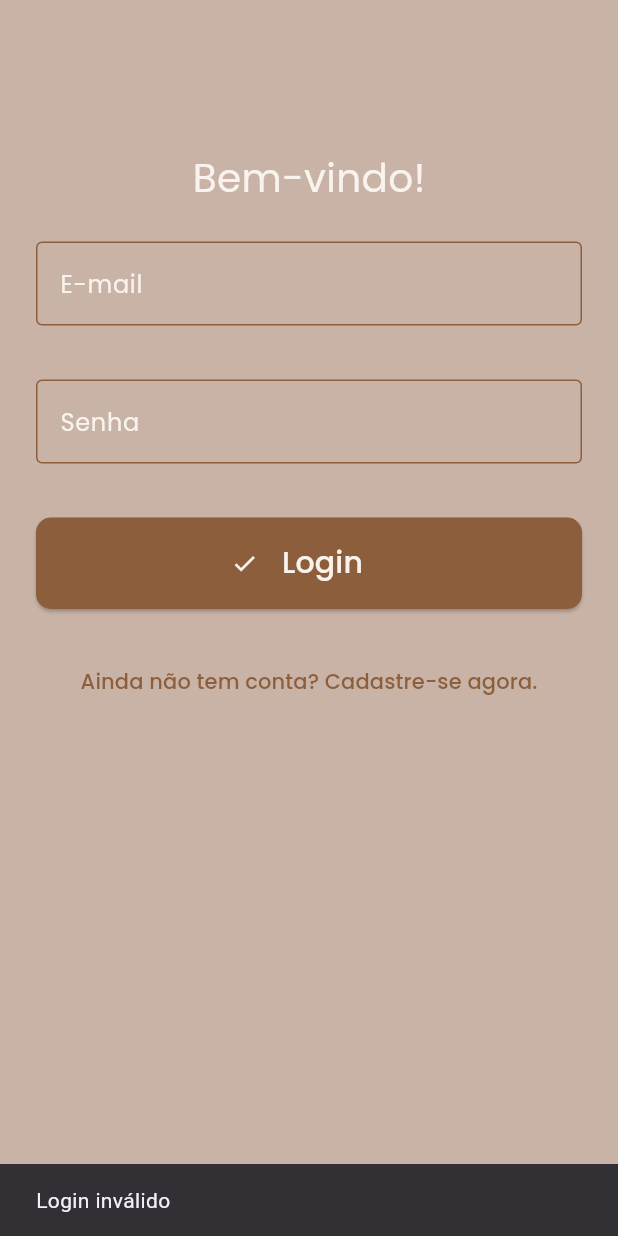
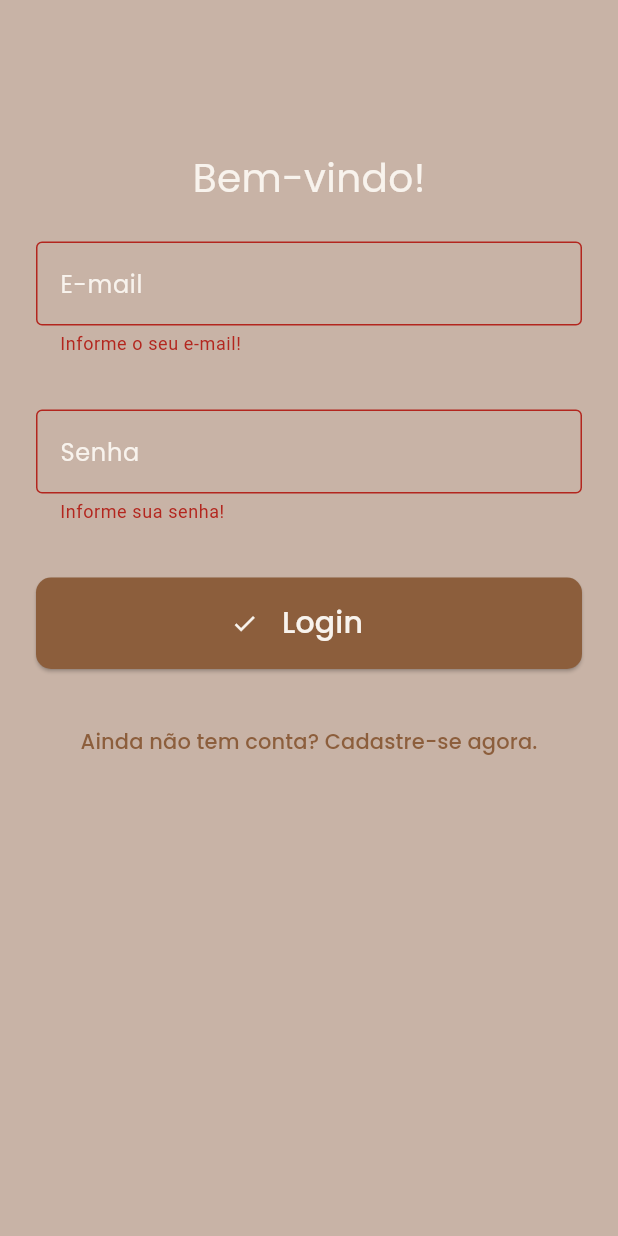
Before and after one commit to otavioms/shop_ar, a Flutter app: the screen it shows after launch, after a tap on "Login", on a phone screen of 412 x 824 dp. Run offline on Flutter 3.47's test engine with Material 3 defaults, Android fonts, the phone set to English and light mode, and no system bars; our stand-ins replace google_fonts; missing offline and left inert: arcore_flutter_plugin.

```diff
--- a/lib/Pages/login_page.dart
+++ b/lib/Pages/login_page.dart
@@ -2,7 +2,7 @@ import 'package:flutter/material.dart';
 import 'package:google_fonts/google_fonts.dart';
 import '../app_colors.dart';
 import '../Controllers/login_controller.dart';
-import 'home_page.dart';
+import 'main_screen.dart'; // Importar a nova tela MainScreen em vez de HomePage
 
 class LoginPage extends StatefulWidget {
   const LoginPage({super.key});
@@ -28,7 +28,7 @@ class _LoginPageState extends State<LoginPage> {
   @override
   Widget build(BuildContext context) {
     return Scaffold(
-      backgroundColor: AppColors.accent, // Cor de fundo (não é roxo)
+      backgroundColor: AppColors.accent,
       body: SingleChildScrollView(
         child: Padding(
           padding: EdgeInsets.only(top: 100.0),
@@ -41,7 +41,7 @@ class _LoginPageState extends State<LoginPage> {
                   titulo,
                   style: GoogleFonts.poppins(
                     fontSize: 26.0,
-                    color: AppColors.background, // Cor de texto
+                    color: AppColors.background,
                   ),
                 ),
                 Padding(
@@ -53,24 +53,22 @@ class _LoginPageState extends State<LoginPage> {
                     decoration: InputDecoration(
                       enabledBorder: OutlineInputBorder(
                         borderSide: BorderSide(
-                          color:
-                              AppColors
-                                  .primary, // Cor desejada para o estado padrão
+                          color: AppColors.primary,
                         ),
                       ),
                       focusedBorder: OutlineInputBorder(
                         borderSide: BorderSide(
                           color: AppColors.primary,
-                        ), // Cor primária
+                        ),
                       ),
                       border: OutlineInputBorder(
                         borderSide: BorderSide(
                           color: AppColors.primary,
-                        ), // Cor primária
+                        ),
                       ),
                       labelText: 'E-mail',
                       labelStyle: GoogleFonts.poppins(
-                        color: AppColors.background, // Cor de texto
+                        color: AppColors.background,
                       ),
                     ),
                     keyboardType: TextInputType.emailAddress,
@@ -95,30 +93,28 @@ class _LoginPageState extends State<LoginPage> {
                     decoration: InputDecoration(
                       enabledBorder: OutlineInputBorder(
                         borderSide: BorderSide(
-                          color:
-                              AppColors
-                                  .primary, // Cor desejada para o estado padrão
+                          color: AppColors.primary,
                         ),
                       ),
                       focusedBorder: OutlineInputBorder(
                         borderSide: BorderSide(
                           color: AppColors.primary,
-                        ), // Cor primária
+                        ),
                       ),
                       border: OutlineInputBorder(
                         borderSide: BorderSide(
                           color: AppColors.primary,
-                        ), // Cor primária
+                        ),
                       ),
                       labelStyle: GoogleFonts.poppins(
-                        color: AppColors.background, // Cor de texto
+                        color: AppColors.background,
                       ),
                       labelText: 'Senha',
                     ),
                     validator: (value) {
                       if (value!.isEmpty) {
                         return 'Informe sua senha!';
-                      } else if (value.length < 8) {
+                      } else if (value.length < 6) {
                         return 'Sua senha deve ter no mínimo 8 caracteres';
                       }
                       return null;
@@ -129,20 +125,22 @@ class _LoginPageState extends State<LoginPage> {
                   padding: EdgeInsets.all(24.0),
                   child: ElevatedButton(
                     onPressed: () {
+                      if (formKey.currentState!.validate()) { // Adicionar validação do formulário
                         if (_controller.confirmarLogin()) {
                           Navigator.pushReplacement(
                             context,
-                          MaterialPageRoute(builder: (context) => HomePage()),
+                            MaterialPageRoute(builder: (context) => MainScreen()),
                           );
                         } else {
                           ScaffoldMessenger.of(context).showSnackBar(
                             SnackBar(content: Text('Login inválido')),
                           );
                         }
+                      }
                     },
                     style: ElevatedButton.styleFrom(
-                      backgroundColor: AppColors.primary, // Cor primária
-                      foregroundColor: AppColors.background, // Define a cor dos ícones e textos
+                      backgroundColor: AppColors.primary,
+                      foregroundColor: AppColors.background,
                       shape: RoundedRectangleBorder(
                         borderRadius: BorderRadius.circular(10.0),
                       ),
@@ -157,7 +155,7 @@ class _LoginPageState extends State<LoginPage> {
                             actionButton,
                             style: GoogleFonts.poppins(
                               fontSize: 20.0,
-                              color: AppColors.background, // Cor de texto
+                              color: AppColors.background,
                             ),
                           ),
                         ),
@@ -171,7 +169,7 @@ class _LoginPageState extends State<LoginPage> {
                     toggleButton,
                     style: GoogleFonts.poppins(
                       color: AppColors.primary,
-                    ), // Cor primária
+                    ),
                   ),
                 ),
               ],
```
Also changed, not shown: lib/Pages/main_screen.dart (added). Lines whose indentation alone changed are shown as unchanged.
